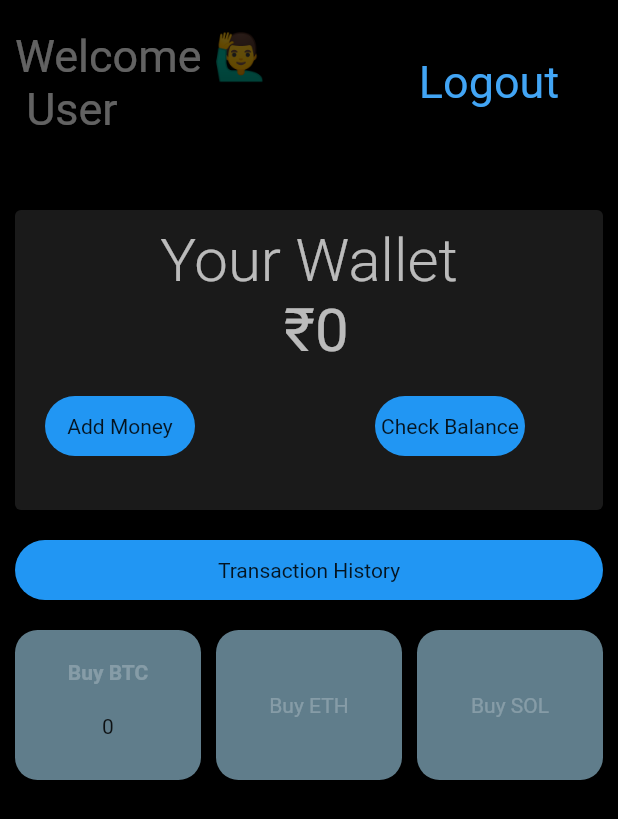
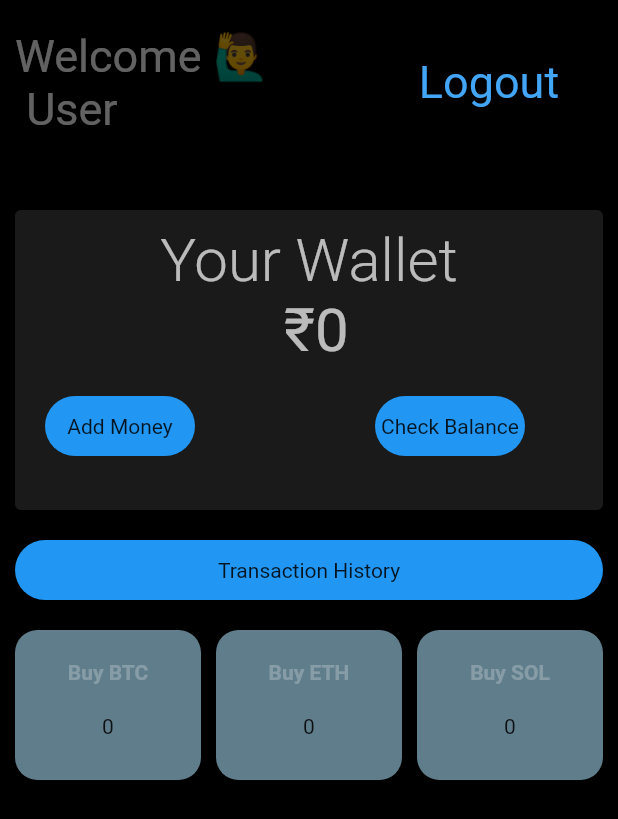
Before and after one commit to harsh-2024/Crypto-Wallet-app, a Flutter app: the Screen1 screen opened directly, on a phone screen of 412 x 824 dp. Shown: the top 819 px of the screen. Run offline on Flutter 3.47's test engine with Material 2 defaults, Android fonts, the phone set to English and light mode, and no system bars; our stand-ins replace cloud_firestore, firebase_auth, firebase_core, font_awesome_flutter, google_sign_in, toast; accounts and stored records are empty.

Commit message:
ETH and SOL buying feature implemented

```diff
--- a/authentication/lib/screen_pages/screen1.dart
+++ b/authentication/lib/screen_pages/screen1.dart
@@ -9,6 +9,9 @@ import 'addMoneypage.dart';
 import 'package:toast/toast.dart';
 import 'package:font_awesome_flutter/font_awesome_flutter.dart';
 import 'package:google_sign_in/google_sign_in.dart';
+
+import 'buyETH.dart';
+import 'buySOL.dart';
 
 int addedAmount = 0;
 
@@ -217,17 +220,35 @@ class _Screen1State extends State<Screen1> {
                   ),
                   Expanded(
                     child: InkWell(
+                      onTap: () => Navigator.push(context,
+                          MaterialPageRoute(builder: ((context) => ETH()))),
                       child: Container(
                         height: 100,
                         width: 100,
                         decoration: BoxDecoration(
                             color: Colors.blueGrey,
                             borderRadius: BorderRadius.circular(15)),
-                        child: Center(
-                            child: Text(
-                          "Buy ETH",
-                          style: TextStyle(color: Colors.white24),
-                        )),
+                        child: Column(
+                          children: [
+                            SizedBox(
+                              height: 20,
+                            ),
+                            Text(
+                              "Buy ETH",
+                              style: TextStyle(
+                                  color: Colors.white24,
+                                  fontWeight: FontWeight.bold),
+                            ),
+                            // SizedBox(
+                            //   height: 20,
+                            // ),
+
+                            SizedBox(
+                              height: 20,
+                            ),
+                            Text(mapdata["ethAmount"].toString()),
+                          ],
+                        ),
                       ),
                     ),
                   ),
@@ -236,17 +257,35 @@ class _Screen1State extends State<Screen1> {
                   ),
                   Expanded(
                     child: InkWell(
+                      onTap: () => Navigator.push(context,
+                          MaterialPageRoute(builder: ((context) => SOL()))),
                       child: Container(
                         height: 100,
                         width: 100,
                         decoration: BoxDecoration(
                             color: Colors.blueGrey,
                             borderRadius: BorderRadius.circular(15)),
-                        child: Center(
-                            child: Text(
-                          "Buy SOL",
-                          style: TextStyle(color: Colors.white24),
-                        )),
+                        child: Column(
+                          children: [
+                            SizedBox(
+                              height: 20,
+                            ),
+                            Text(
+                              "Buy SOL",
+                              style: TextStyle(
+                                  color: Colors.white24,
+                                  fontWeight: FontWeight.bold),
+                            ),
+                            // SizedBox(
+                            //   height: 20,
+                            // ),
+
+                            SizedBox(
+                              height: 20,
+                            ),
+                            Text(mapdata["solAmount"].toString()),
+                          ],
+                        ),
                       ),
                     ),
                   ),
```
Also changed, not shown: authentication/lib/screen_pages/buyETH.dart (+62 -1 lines), authentication/lib/screen_pages/buySOL.dart (+78 -0 lines).
